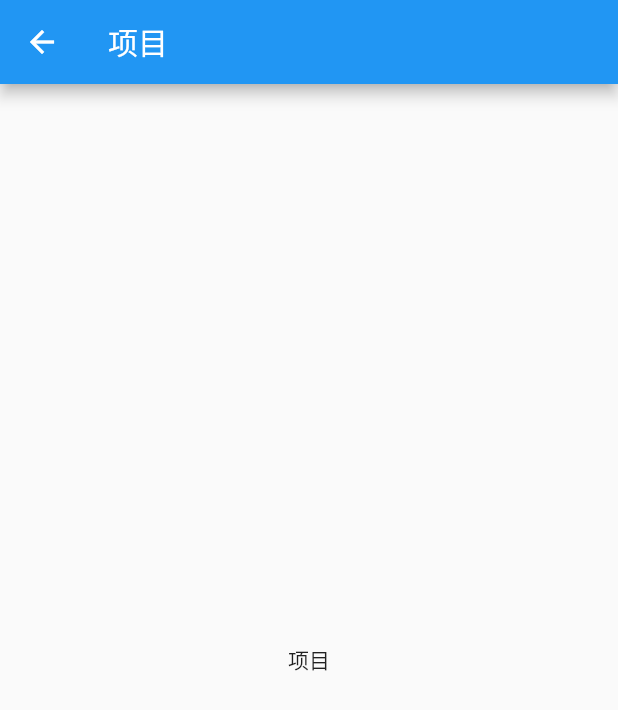
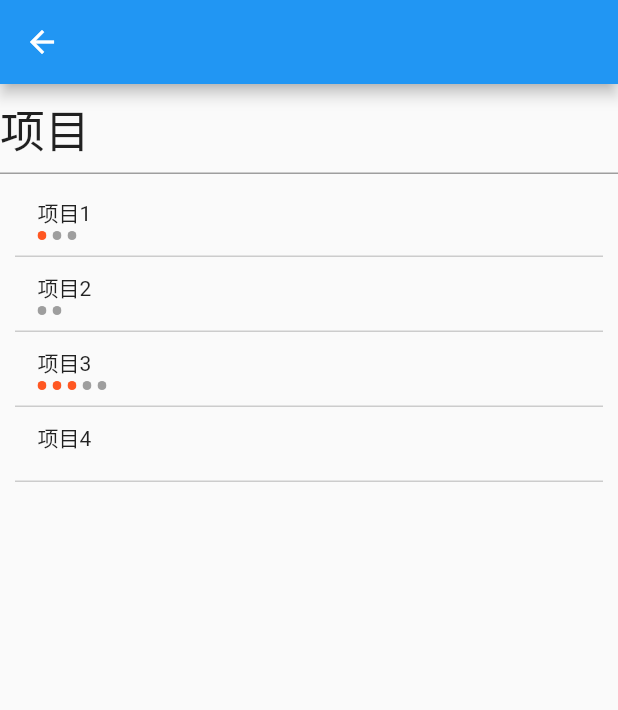
Before and after one commit to diaozxin007/go-and-do-front, a Flutter app: the ProjectPage screen opened by its route, on a phone screen of 412 x 824 dp. Shown: the top 710 px of the screen. Run offline on Flutter 3.47's test engine with Material 2 defaults, Android fonts, the light colour scheme and no system bars; network calls fail; key blocks and very long unbroken strings in the code were emptied for the run.

Commit message:
common item 封装

```diff
--- /dev/null
+++ b/lib/dao/item_root_dao.dart
@@ -0,0 +1,19 @@
+
+import 'dart:convert';
+
+import 'package:goanddo/model/item_root_model.dart';
+import 'package:http/http.dart' as http;
+
+const ITEM_ROOT_URL = 'https://todo.xilidou.com/api/rootList?type=';
+class ItemRootDao {
+  static Future<ItemRootModel> fetch(String type) async {
+    final response = await http.get(ITEM_ROOT_URL + type);
+    if (response.statusCode == 200){
+      Utf8Decoder utf8decoder = Utf8Decoder();
+      var result = json.decode(utf8decoder.convert(response.bodyBytes));
+      return ItemRootModel.fromJson(result);
+    } else {
+      throw Exception('Failed to load rootList');
+    }
+  }
+}
--- /dev/null
+++ b/lib/model/item_root_model.dart
@@ -0,0 +1,26 @@
+///公用列表item根元素model
+class ItemRootModel {
+  String title;
+  int childCount;
+  int childDeadlineCount;
+  String deadline;
+
+  ItemRootModel({this.title, this.childCount, this.childDeadlineCount,
+      this.deadline});
+
+  ItemRootModel.fromJson(Map<String,dynamic> json){
+    title = json['title'];
+    childCount = json['childCount'];
+    childDeadlineCount = json['childDeadlineCount'];
+    deadline = json['deadline'];
+  }
+
+  Map<String,dynamic> toJson(){
+    final Map<String,dynamic> data = new Map<String,dynamic>();
+    data['title'] = this.title;
+    data['childCount'] = this.childCount;
+    data['childDeadlineCount'] = this.childDeadlineCount;
+    data['deadline'] = this.deadline;
+    return data;
+  }
+}
--- a/lib/page/project_page.dart
+++ b/lib/page/project_page.dart
@@ -1,5 +1,7 @@
-
 import 'package:flutter/material.dart';
+import 'package:goanddo/model/item_root_model.dart';
+import 'package:goanddo/widget/common_list_view.dart';
+import 'dart:ui';
 
 class ProjectPage extends StatefulWidget {
   @override
@@ -10,12 +12,37 @@ class _ProjectPageState extends State<ProjectPage> {
   @override
   Widget build(BuildContext context) {
     return Scaffold(
-      appBar: AppBar(
-        title: Text('项目'),
-      ),
-      body: Center(
-          child: Text('项目')
+      appBar: AppBar(),
+      body: Container(
+        child: Column(
+          mainAxisAlignment: MainAxisAlignment.start,
+          children: <Widget>[
+            Container(
+              decoration: BoxDecoration(border: Border(bottom: BorderSide(color: Colors.grey))),
+              height: 60,
+              child: Text(
+                '项目',
+                style: TextStyle(fontSize: 30),
+              ),
+              alignment: Alignment.centerLeft,
+            ),
+            CommonListView(
+              itemRootModels: _loadData(),
+              rootListType: RootListType.project,
+            )
+          ],
+        ),
       ),
     );
   }
+
+  List<ItemRootModel> _loadData() {
+    List<ItemRootModel> list = [
+      ItemRootModel(title: '项目1', childCount: 3, childDeadlineCount: 1),
+      ItemRootModel(title: '项目2', childCount: 2, childDeadlineCount: 0),
+      ItemRootModel(title: '项目3', childCount: 5, childDeadlineCount: 3),
+      ItemRootModel(title: '项目4', childCount: 0, childDeadlineCount: 0),
+    ];
+    return list;
+  }
 }
--- /dev/null
+++ b/lib/widget/common_list_view.dart
@@ -0,0 +1,124 @@
+import 'package:flutter/material.dart';
+import 'package:goanddo/model/item_root_model.dart';
+import 'dart:ui';
+
+enum RootListType { project, tag, review }
+
+class CommonListView extends StatefulWidget {
+  final List<ItemRootModel> itemRootModels;
+  final RootListType rootListType;
+
+  const CommonListView({Key key, this.itemRootModels, this.rootListType});
+
+  @override
+  _CommonListViewState createState() => _CommonListViewState();
+}
+
+class _CommonListViewState extends State<CommonListView> {
+  @override
+  Widget build(BuildContext context) {
+    Widget result;
+    switch (widget.rootListType) {
+      case RootListType.project:
+        {
+          result = _projectRootList();
+          break;
+        }
+      case RootListType.tag:
+        result = _tagRootList();
+        break;
+      case RootListType.review:
+        result = _reviewRootList();
+        break;
+    }
+    return result;
+  }
+
+  _projectRootList() {
+    return Flexible(
+      child: ListView(
+        padding: EdgeInsets.fromLTRB(10, 5, 10, 5),
+        children: widget.itemRootModels.map((model) {
+          return _buildProjectItem(model);
+        }).toList(),
+      ),
+    );
+  }
+
+  Widget _buildProjectItem(ItemRootModel model) {
+    return Container(
+      padding: EdgeInsets.all(10.0),
+      height: 50,
+      decoration: BoxDecoration(
+          border: Border(
+              bottom: BorderSide(
+                  color: Colors.grey, width: 0.5, style: BorderStyle.solid))),
+      child: Row(
+        mainAxisAlignment: MainAxisAlignment.start,
+        children: <Widget>[
+          SizedBox(
+            width: 5,
+          ),
+          Column(
+            crossAxisAlignment: CrossAxisAlignment.start,
+            children: <Widget>[
+              Text(model.title),
+              SizedBox(
+                height: 2,
+              ),
+              ChildCountWidget(
+                totalCount: model.childCount,
+                lightCount: model.childDeadlineCount,
+              )
+            ],
+          ),
+        ],
+      ),
+    );
+  }
+
+  _tagRootList() {}
+
+  _reviewRootList() {}
+}
+
+///子项目个数小圆点展示
+class ChildCountWidget extends StatefulWidget {
+  final int totalCount;
+  final int lightCount;
+
+  ChildCountWidget({this.totalCount, this.lightCount = 0});
+
+  @override
+  _ChildCountWidgetState createState() => _ChildCountWidgetState();
+}
+
+class _ChildCountWidgetState extends State<ChildCountWidget> {
+  @override
+  Widget build(BuildContext context) {
+    return Row(
+      mainAxisAlignment: MainAxisAlignment.start,
+      children: _createOvals(),
+    );
+  }
+
+  List<Widget> _createOvals() {
+    List<Widget> ovals = [];
+    for (int i = 0; i < widget.totalCount; i++) {
+      ovals.add(ClipOval(
+          child: SizedBox(
+        child: Container(
+          height: 6,
+          width: 6,
+          color: i < widget.lightCount ? Colors.deepOrange : Colors.grey,
+        ),
+      )));
+      ovals.add(SizedBox(
+        child: Container(
+          width: 4,
+        ),
+      ));
+    }
+    return ovals;
+  }
+}
--- a/pubspec.yaml
+++ b/pubspec.yaml
@@ -25,6 +25,7 @@ dependencies:
   cupertino_icons: ^0.1.2
   url_launcher: ^5.0.3
   flutter_staggered_grid_view: "^0.2.7"
+  http: ^0.12.0+2
 
 dev_dependencies:
   flutter_test:
```
Also changed, not shown: pubspec.lock.
